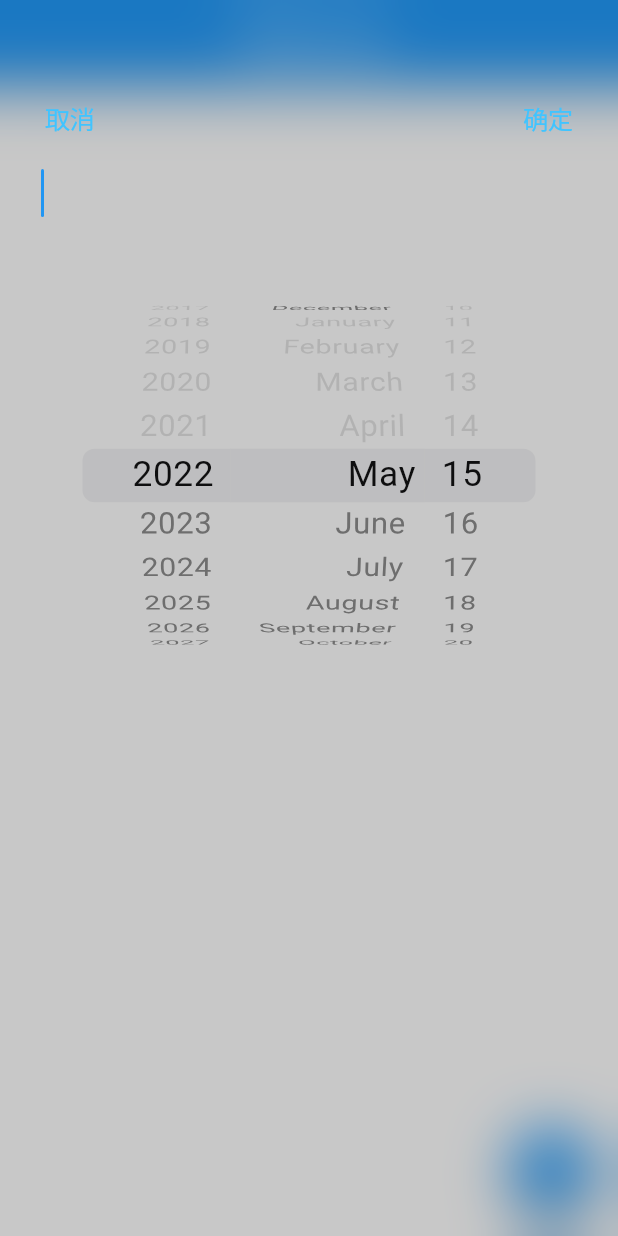
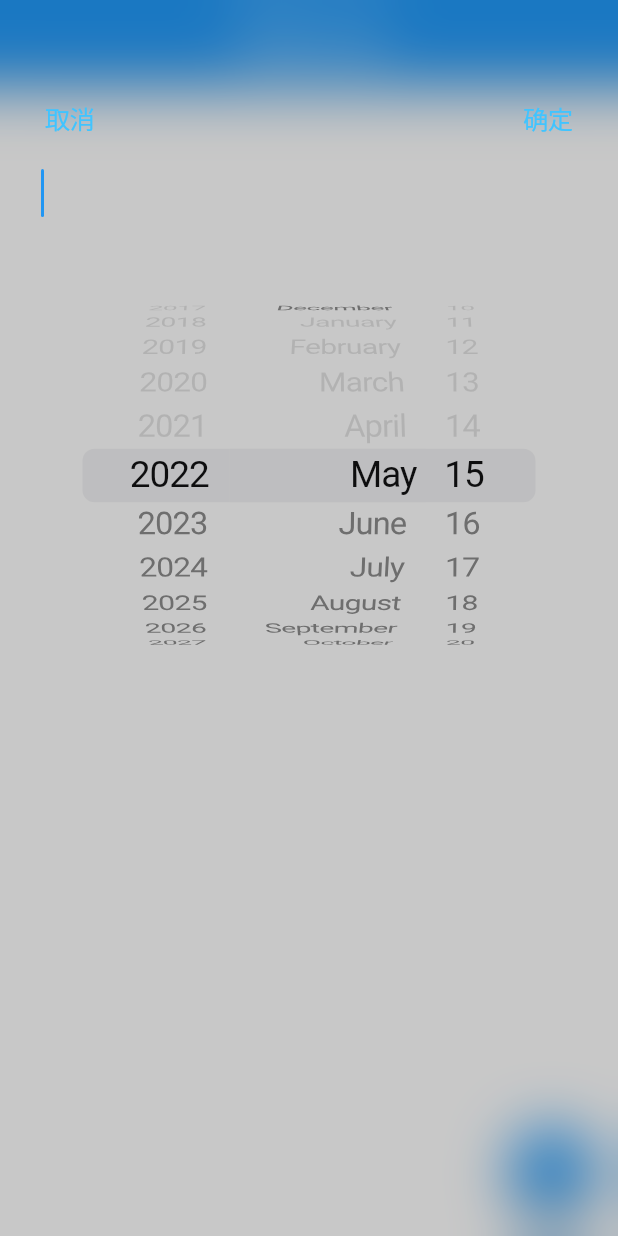
Before and after one commit to Rogerskelamen/flodo, a Flutter app: the screen it shows after launch, after a tap on the "add" icon, on a phone screen of 412 x 824 dp. Run offline on Flutter 3.47's test engine with Material 2 defaults, Android fonts, the phone set to English and light mode, and no system bars; our stand-ins replace shared_preferences.

```diff
--- a/lib/main.dart
+++ b/lib/main.dart
@@ -180,9 +180,6 @@ class _MyHomePageState extends State<MyHomePage> with WidgetsBindingObserver {
                   onChanged: (value) {
                     setState(() {
                       _todos[index].isChecked = value!;
-                      // if (value == true) {
-
-                      // }
                     });
                   },
                 ),
@@ -213,7 +210,6 @@ class _MyHomePageState extends State<MyHomePage> with WidgetsBindingObserver {
                       children: [
                         // 取消按钮
                         Container(
-                          // color: Colors.blue,
                           margin: const EdgeInsets.only(left: 10.0, top: 50.0),
                           child: CupertinoButton(
                             child: const Text('取消', style: TextStyle(color: Colors.lightBlueAccent),),
@@ -282,6 +278,14 @@ class _MyHomePageState extends State<MyHomePage> with WidgetsBindingObserver {
                     // Date Picker
                     SizedBox(
                       height: 300.0,
+                      child: CupertinoTheme(
+                        data: const CupertinoThemeData(
+                          textTheme: CupertinoTextThemeData(
+                            dateTimePickerTextStyle: TextStyle(
+                              fontSize: 22.0
+                            )
+                          )
+                        ),
                         child: CupertinoDatePicker(
                           mode: CupertinoDatePickerMode.date,
                           dateOrder: DatePickerDateOrder.ymd,
@@ -291,6 +295,7 @@ class _MyHomePageState extends State<MyHomePage> with WidgetsBindingObserver {
                             _date = value;
                           },
                         ),
+                      )
                     )
                   ],
                 ),
```
Also changed, not shown: pubspec.lock, 1 other file. Lines whose indentation alone changed are shown as unchanged.
